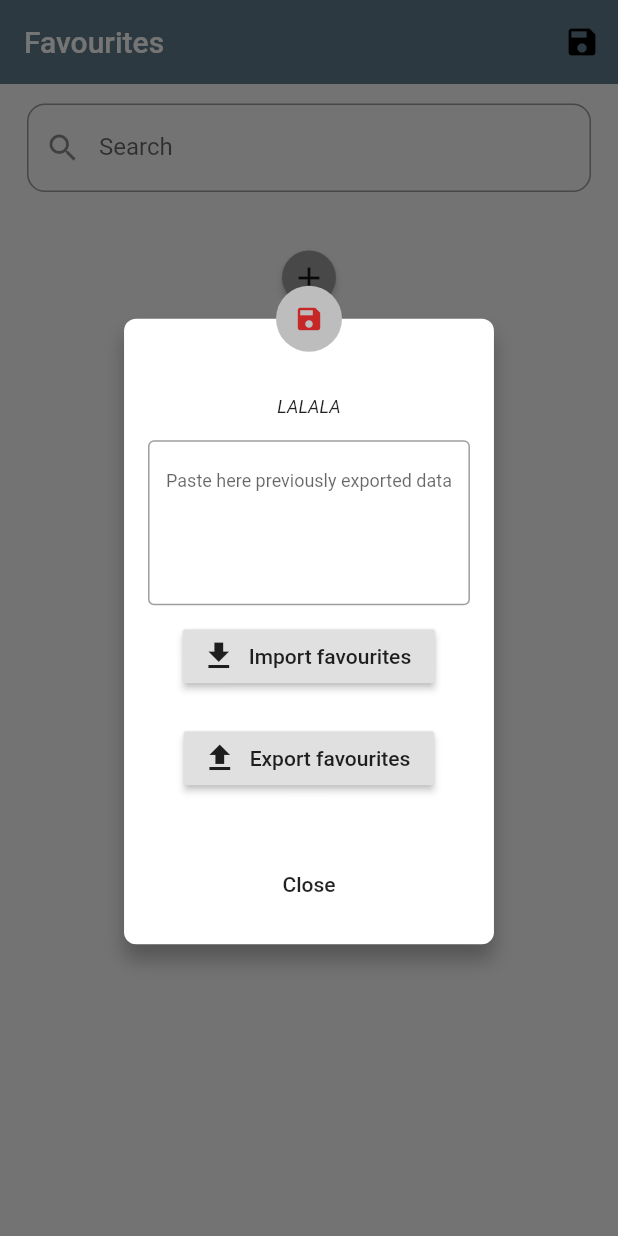
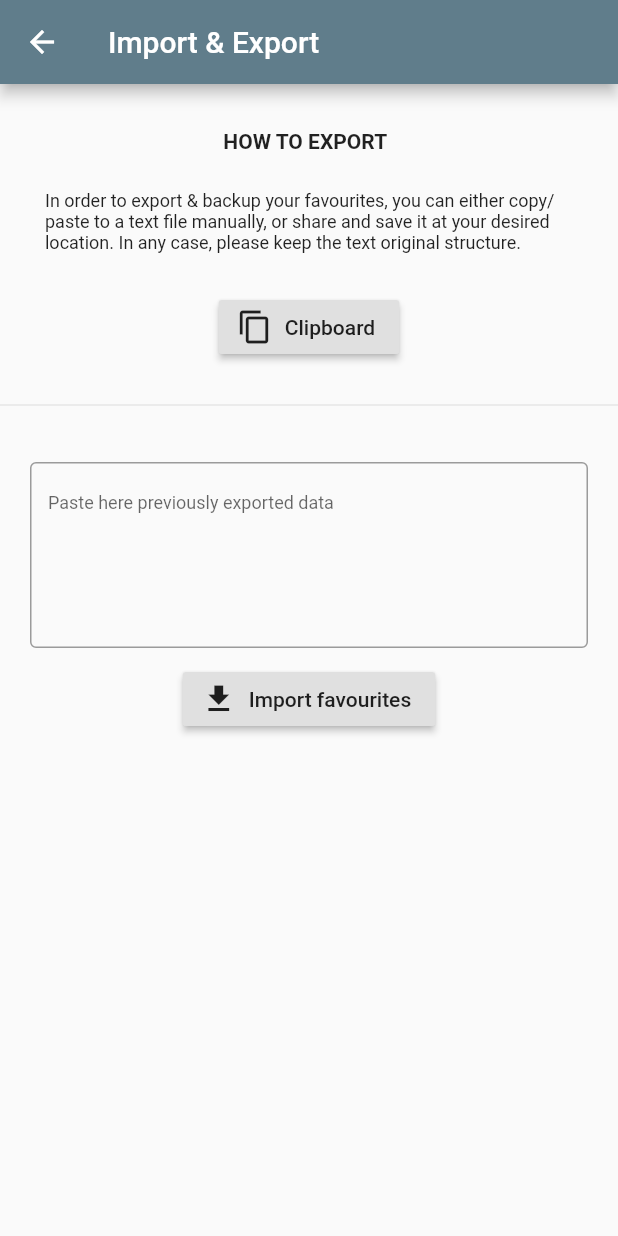
Before and after one commit to Manuito83/Cavokator, a Flutter app: the FavouritesPage widget shown alone on an empty page, opened directly with empty values, after a tap on the "save" icon, on a phone screen of 412 x 824 dp. Run offline on Flutter 3.47's test engine with Material 2 defaults, Android fonts, the phone set to English and light mode, and no system bars; our stand-ins replace connectivity, flutter_speed_dial, flutter_sticky_header, google_maps_flutter, scroll_to_index, share and 1 more; accounts and stored records are empty; statements that could not run were skipped.

Commit message:
Creating new page for exports and imports

```diff
--- a/lib/drawer.dart
+++ b/lib/drawer.dart
@@ -320,7 +320,6 @@ class _DrawerPageState extends State<DrawerPage> {
         case 4:
           return FavouritesPage(
             isThemeDark: _isThemeDark,
-            myFloat: myFloat,
             callback: callbackFab,
           );
         case 5:
--- a/lib/favourites/favourites.dart
+++ b/lib/favourites/favourites.dart
@@ -1,6 +1,7 @@
 import 'dart:convert';
 import 'dart:io';
 
+import 'package:cavokator_flutter/favourites/favourites_backups.dart';
 import 'package:cavokator_flutter/json_models/favourites_model.dart';
 import 'package:cavokator_flutter/utils/theme_me.dart';
 import 'package:flutter/cupertino.dart';
@@ -14,12 +15,10 @@ import 'package:path_provider/path_provider.dart';
 
 class FavouritesPage extends StatefulWidget {
   final bool isThemeDark;
-  final Widget myFloat;
   final Function callback;
   // TODO: pass theme and theme it!
 
-  FavouritesPage({@required this.isThemeDark, @required this.myFloat,
-                @required this.callback});
+  FavouritesPage({@required this.isThemeDark, @required this.callback});
 
   @override
   _FavouritesPageState createState() => _FavouritesPageState();
@@ -106,7 +105,11 @@ class _FavouritesPageState extends State<FavouritesPage> {
           icon: Icon(Icons.save),
           color: ThemeMe.apply(widget.isThemeDark, DesiredColor.MainText),
           onPressed: () {
-            _loadSaveDialog();
+            Navigator.push(
+              context,
+              MaterialPageRoute(builder: (context) => FavouritesBackupsPage()),
+            );
+            //_loadSaveDialog();
           },
         ),
       ],
@@ -502,7 +505,7 @@ class _FavouritesPageState extends State<FavouritesPage> {
     );
   }
 
-
+  // TODO: THIS HAS TO GO!
   Future<void> _loadSaveDialog() async {
     final file = await _localFile;
     return showDialog<void>(
--- /dev/null
+++ b/lib/favourites/favourites_backups.dart
@@ -0,0 +1,200 @@
+import 'dart:async';
+import 'dart:convert';
+import 'package:cavokator_flutter/json_models/favourites_model.dart';
+import 'package:flutter/material.dart';
+import 'package:flutter/services.dart';
+
+
+class FavouritesBackupsPage extends StatefulWidget {
+  final bool isThemeDark;
+  final List<Favourite> favouritesList;
+  // TODO: pass theme and theme it!
+
+  FavouritesBackupsPage({@required this.isThemeDark, this.favouritesList});
+
+  @override
+  _FavouritesBackupsPageState createState() => _FavouritesBackupsPageState();
+}
+
+class _FavouritesBackupsPageState extends State<FavouritesBackupsPage> {
+  final _importFormKey = GlobalKey<FormState>();
+  final _importInputController = new TextEditingController();
+  List<Favourite> _favouritesList = List<Favourite>();
+
+  String _exportInfo =
+      "In order to export & backup your favourites, you can either copy/paste "
+      "to a text file manually, or share and save it at your desired location. "
+      "In any case, please keep the text original structure.";
+
+
+  @override
+  void initState() {
+    _favouritesList = widget.favouritesList;
+    super.initState();
+  }
+
+  @override
+  Widget build(BuildContext context) {
+    String status = "";
+    Color statusColor = Colors.black;
+    return Scaffold(
+      appBar: AppBar(
+        title: Text("Import & Export"),
+      ),
+      body: SingleChildScrollView(
+        child: Column(
+          children: <Widget>[
+            Padding(
+              padding: EdgeInsets.fromLTRB(15, 30, 20, 15),
+              child: Text(
+                "HOW TO EXPORT",
+                style: TextStyle(
+                  fontSize: 14,
+                  fontWeight: FontWeight.bold
+                ),
+              ),
+            ),
+            Padding(
+              padding: EdgeInsets.fromLTRB(30, 10, 30, 15),
+              child: Text(
+                _exportInfo,
+                style: TextStyle(
+                  fontSize: 12,
+                ),
+              ),
+            ),
+            Padding(
+                padding: EdgeInsets.fromLTRB(10, 10, 10, 0),
+                child: RaisedButton.icon(
+                  icon: Icon(Icons.content_copy),
+                  label: Text("Clipboard"),
+                  onPressed: () async {
+                    _saveClipboard().then((onValue) {
+                      if (onValue == true) {
+                        setState(() {
+                          status = "Copied to clipboard!";
+                          statusColor = Colors.green;
+                        });
+                      } else {
+                        setState(() {
+                          status = "Error saving!";
+                          statusColor = Colors.red;
+                        });
+                      }
+                    });
+                  },
+                )
+            ),
+            Padding(
+              padding: EdgeInsets.fromLTRB(0, 20, 0, 20),
+                child: Divider(),
+            ),
+            Padding(
+              padding: EdgeInsets.fromLTRB(20, 10, 20, 20),
+              child: Form(
+                key: _importFormKey,
+                child: Column(
+                  children: <Widget>[
+                    TextFormField(
+                      controller: _importInputController,
+                      maxLines: 6,
+                      style: TextStyle(fontSize: 12),
+                      decoration: InputDecoration(
+                        counterText: "",
+                        border: OutlineInputBorder(),
+                        hintText: 'Paste here previously exported data',
+                      ),
+                      validator: (value) {
+                        if (value.isEmpty) {
+                          return "Cannot be empty!";
+                        }
+                        _importFromForm();
+                        return null;
+                      },
+                    ),
+                    Padding(
+                        padding: EdgeInsets.fromLTRB(10, 10, 10, 10),
+                        child: RaisedButton.icon(
+                          icon: Icon(Icons.file_download),
+                          label: Text("Import favourites"),
+                          onPressed: ()  {
+                            if (_importFormKey.currentState.validate()) {
+                              _importFromForm().then((onValue) {
+                                if (onValue > 0) {
+                                  setState(() {
+                                    status = "$onValue favourites imported!";
+                                    statusColor = Colors.green;
+                                  });
+                                } else {
+                                  setState(() {
+                                    status = "Error importing! "
+                                        "Did you place the "
+                                        "file in the right place?";
+                                    statusColor = Colors.red;
+                                  });
+                                }
+                              });
+                            }
+                          },
+                        )
+                    ),
+                  ],
+                ),
+              ),
+            ),
+            Padding(
+              padding: EdgeInsets.fromLTRB(10, 10, 10, 5),
+              child: Text(
+                status,
+                style: TextStyle(
+                  fontSize: 14,
+                  color: statusColor,
+                  fontWeight: FontWeight.bold,
+                ),
+              ),
+            ),
+          ],
+        ),
+      ),
+    );
+  }
+
+
+  @override
+  Future dispose() async {
+    super.dispose();
+  }
+
+
+  Future<bool> _saveClipboard() async {
+    try {
+      JsonEncoder encoder = new JsonEncoder.withIndent('  ');
+      String favouriteListToJson = encoder.convert((List<dynamic>.from(_favouritesList.map((x) => x.toJson()))));
+      ClipboardData jsonFav = ClipboardData(
+        text: favouriteListToJson,
+      );
+      Clipboard.setData(jsonFav);
+      return true;
+    } catch (e ){
+      return false;
+    }
+  }
+
+  Future<int> _importFromForm() async {
+    try {
+      String contents = _importInputController.text;
+      final favourites = favouriteListFromJson(contents);
+
+      for (var fav in favourites) {
+        print(fav.airports);
+      }
+      // TODO: add to main list!!!!!
+
+      return favourites.length;
+    } catch (e) {
+      return 0;
+    }
+  }
+
+
+}
```
